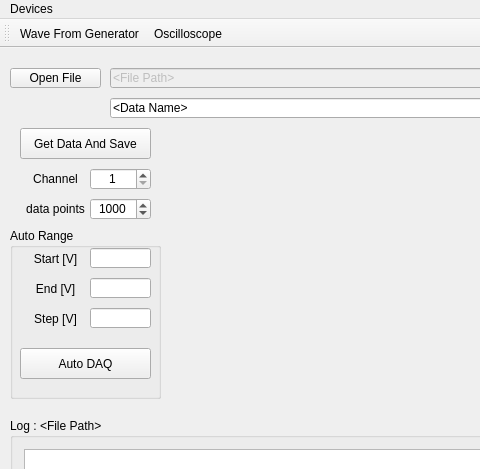
TripletESR/DAQ_GUI, file mainwindow.ui: the form before one commit; both pictures show x 0 to 480 and y 0 to 469 of the 1003 by 790 pixel window.
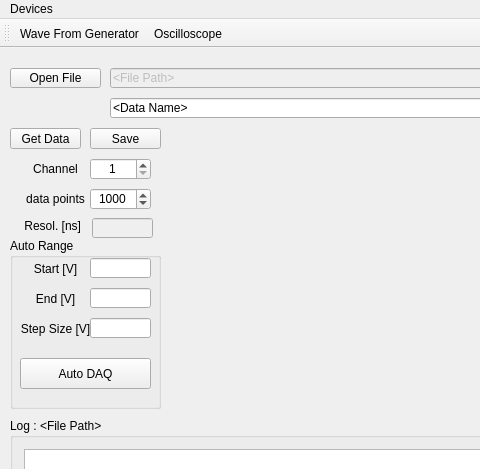
The form after the commit. Custom widgets are drawn as their Qt base class.

What changed in the file:
```diff
--- a/mainwindow.ui
+++ b/mainwindow.ui
@@ -76,21 +76,21 @@
    <widget class="QPushButton" name="pushButton">
     <property name="geometry">
      <rect>
-      <x>20</x>
+      <x>10</x>
       <y>80</y>
-      <width>131</width>
-      <height>31</height>
+      <width>71</width>
+      <height>21</height>
      </rect>
     </property>
     <property name="text">
-     <string>Get Data And Save</string>
+     <string>Get Data</string>
     </property>
    </widget>
    <widget class="QSpinBox" name="spinBox_count">
     <property name="geometry">
      <rect>
       <x>90</x>
-      <y>150</y>
+      <y>140</y>
       <width>61</width>
       <height>22</height>
      </rect>
@@ -115,7 +115,7 @@
     <property name="geometry">
      <rect>
       <x>90</x>
-      <y>120</y>
+      <y>110</y>
       <width>61</width>
       <height>22</height>
      </rect>
@@ -172,7 +172,7 @@
     <property name="geometry">
      <rect>
       <x>20</x>
-      <y>120</y>
+      <y>110</y>
       <width>71</width>
       <height>22</height>
      </rect>
@@ -188,7 +188,7 @@
     <property name="geometry">
      <rect>
       <x>20</x>
-      <y>150</y>
+      <y>140</y>
       <width>71</width>
       <height>22</height>
      </rect>
@@ -204,7 +204,7 @@
     <property name="geometry">
      <rect>
       <x>10</x>
-      <y>180</y>
+      <y>190</y>
       <width>151</width>
       <height>171</height>
      </rect>
@@ -297,7 +297,7 @@
       </rect>
      </property>
      <property name="text">
-      <string>Step [V]</string>
+      <string>Step Size [V]</string>
      </property>
      <property name="alignment">
       <set>Qt::AlignCenter</set>
@@ -323,6 +323,48 @@
      <string>&lt;Data Name&gt;</string>
     </property>
    </widget>
+   <widget class="QPushButton" name="pushButton_Save">
+    <property name="geometry">
+     <rect>
+      <x>90</x>
+      <y>80</y>
+      <width>71</width>
+      <height>21</height>
+     </rect>
+    </property>
+    <property name="text">
+     <string>Save</string>
+    </property>
+   </widget>
+   <widget class="QLineEdit" name="lineEdit_Resol">
+    <property name="enabled">
+     <bool>false</bool>
+    </property>
+    <property name="geometry">
+     <rect>
+      <x>92</x>
+      <y>170</y>
+      <width>61</width>
+      <height>20</height>
+     </rect>
+    </property>
+   </widget>
+   <widget class="QLabel" name="label_6">
+    <property name="geometry">
+     <rect>
+      <x>20</x>
+      <y>170</y>
+      <width>61</width>
+      <height>16</height>
+     </rect>
+    </property>
+    <property name="text">
+     <string>Resol. [ns]</string>
+    </property>
+    <property name="alignment">
+     <set>Qt::AlignRight|Qt::AlignTrailing|Qt::AlignVCenter</set>
+    </property>
+   </widget>
   </widget>
   <widget class="QMenuBar" name="menuBar">
    <property name="geometry">
```
Left out of the diff: 4 changed lines with no effect on the pictures.
